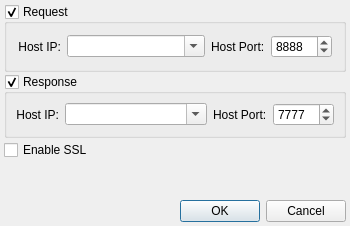
This is Multispeaker/MultiSpeaker/HttpOutEditor.ui in pnnl/ms-speak as Qt 5 draws it before an edit. The edited form follows.
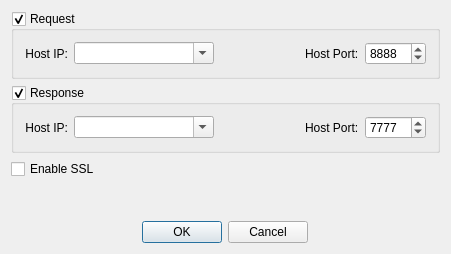
This is the edited form.

What changed in the file:
```diff
--- a/Multispeaker/MultiSpeaker/HttpOutEditor.ui
+++ b/Multispeaker/MultiSpeaker/HttpOutEditor.ui
@@ -6,43 +6,31 @@
    <rect>
     <x>0</x>
     <y>0</y>
-    <width>350</width>
-    <height>226</height>
+    <width>451</width>
+    <height>254</height>
    </rect>
   </property>
   <property name="windowTitle">
    <string>HttpOutEditor</string>
   </property>
-  <layout class="QVBoxLayout" name="verticalLayout_3">
-   <property name="spacing">
-    <number>2</number>
-   </property>
-   <property name="leftMargin">
-    <number>4</number>
-   </property>
-   <property name="topMargin">
-    <number>4</number>
-   </property>
-   <property name="rightMargin">
-    <number>4</number>
-   </property>
-   <property name="bottomMargin">
-    <number>4</number>
-   </property>
+  <layout class="QVBoxLayout" name="verticalLayout">
    <item>
     <widget class="QGroupBox" name="RequestGroup">
+     <property name="enabled">
+      <bool>true</bool>
+     </property>
+     <property name="autoFillBackground">
+      <bool>false</bool>
+     </property>
      <property name="title">
       <string>Request</string>
      </property>
      <property name="checkable">
       <bool>true</bool>
      </property>
-     <layout class="QVBoxLayout" name="verticalLayout">
-      <property name="spacing">
-       <number>2</number>
-      </property>
-      <item>
-       <layout class="QHBoxLayout" name="horizontalLayout">
+     <layout class="QGridLayout" name="gridLayout">
+      <item row="0" column="0">
+       <layout class="QHBoxLayout" name="horizontalLayout_2">
         <item>
          <widget class="QLabel" name="label_12">
           <property name="text">
@@ -56,16 +44,41 @@
         <item>
          <widget class="QComboBox" name="RequestHostIpEdit">
           <property name="sizePolicy">
-           <sizepolicy hsizetype="Expanding" vsizetype="Fixed">
+           <sizepolicy hsizetype="MinimumExpanding" vsizetype="Fixed">
             <horstretch>0</horstretch>
             <verstretch>0</verstretch>
            </sizepolicy>
           </property>
+          <property name="minimumSize">
+           <size>
+            <width>140</width>
+            <height>0</height>
+           </size>
+          </property>
+          <property name="maximumSize">
+           <size>
+            <width>145</width>
+            <height>16777215</height>
+           </size>
+          </property>
           <property name="editable">
            <bool>true</bool>
           </property>
          </widget>
         </item>
+        <item>
+         <spacer name="horizontalSpacer">
+          <property name="orientation">
+           <enum>Qt::Horizontal</enum>
+          </property>
+          <property name="sizeHint" stdset="0">
+           <size>
+            <width>40</width>
+            <height>20</height>
+           </size>
+          </property>
+         </spacer>
+        </item>
         <item>
          <widget class="QLabel" name="label_13">
           <property name="text">
@@ -76,11 +89,17 @@
         <item>
          <widget class="QSpinBox" name="RequestHostPortSpin">
           <property name="sizePolicy">
-           <sizepolicy hsizetype="Preferred" vsizetype="Fixed">
+           <sizepolicy hsizetype="Minimum" vsizetype="Fixed">
             <horstretch>0</horstretch>
             <verstretch>0</verstretch>
            </sizepolicy>
           </property>
+          <property name="maximumSize">
+           <size>
+            <width>80</width>
+            <height>16777215</height>
+           </size>
+          </property>
           <property name="maximum">
            <number>65535</number>
           </property>
@@ -102,24 +121,9 @@
      <property name="checkable">
       <bool>true</bool>
      </property>
-     <layout class="QVBoxLayout" name="verticalLayout_2">
-      <property name="spacing">
-       <number>2</number>
-      </property>
-      <property name="leftMargin">
-       <number>9</number>
-      </property>
-      <property name="topMargin">
-       <number>9</number>
-      </property>
-      <property name="rightMargin">
-       <number>9</number>
-      </property>
-      <property name="bottomMargin">
-       <number>9</number>
-      </property>
-      <item>
-       <layout class="QHBoxLayout" name="horizontalLayout_2">
+     <layout class="QGridLayout" name="gridLayout_2">
+      <item row="0" column="0">
+       <layout class="QHBoxLayout" name="horizontalLayout">
         <item>
          <widget class="QLabel" name="label_14">
           <property name="text">
@@ -133,16 +137,41 @@
         <item>
          <widget class="QComboBox" name="ResponseHostIpEdit">
           <property name="sizePolicy">
-           <sizepolicy hsizetype="Expanding" vsizetype="Fixed">
+           <sizepolicy hsizetype="MinimumExpanding" vsizetype="Fixed">
             <horstretch>0</horstretch>
             <verstretch>0</verstretch>
            </sizepolicy>
           </property>
+          <property name="minimumSize">
+           <size>
+            <width>140</width>
+            <height>0</height>
+           </size>
+          </property>
+          <property name="maximumSize">
+           <size>
+            <width>145</width>
+            <height>16777215</height>
+           </size>
+          </property>
           <property name="editable">
            <bool>true</bool>
           </property>
          </widget>
         </item>
+        <item>
+         <spacer name="horizontalSpacer_2">
+          <property name="orientation">
+           <enum>Qt::Horizontal</enum>
+          </property>
+          <property name="sizeHint" stdset="0">
+           <size>
+            <width>40</width>
+            <height>20</height>
+           </size>
+          </property>
+         </spacer>
+        </item>
         <item>
          <widget class="QLabel" name="label_15">
           <property name="text">
@@ -153,11 +182,17 @@
         <item>
          <widget class="QSpinBox" name="ResponseHostPortSpin">
           <property name="sizePolicy">
-           <sizepolicy hsizetype="Preferred" vsizetype="Fixed">
+           <sizepolicy hsizetype="Minimum" vsizetype="Fixed">
             <horstretch>0</horstretch>
             <verstretch>0</verstretch>
            </sizepolicy>
           </property>
+          <property name="maximumSize">
+           <size>
+            <width>80</width>
+            <height>16777215</height>
+           </size>
+          </property>
           <property name="maximum">
            <number>65535</number>
           </property>
@@ -192,11 +227,56 @@
     </spacer>
    </item>
    <item>
-    <widget class="QDialogButtonBox" name="buttonBox">
-     <property name="standardButtons">
-      <set>QDialogButtonBox::Cancel|QDialogButtonBox::Ok</set>
+    <layout class="QHBoxLayout" name="horizontalLayout_3">
+     <property name="spacing">
+      <number>6</number>
      </property>
-    </widget>
+     <item>
+      <spacer name="horizontalSpacer_4">
+       <property name="orientation">
+        <enum>Qt::Horizontal</enum>
+       </property>
+       <property name="sizeType">
+        <enum>QSizePolicy::Fixed</enum>
+       </property>
+       <property name="sizeHint" stdset="0">
+        <size>
+         <width>108</width>
+         <height>17</height>
+        </size>
+       </property>
+      </spacer>
+     </item>
+     <item>
+      <widget class="QDialogButtonBox" name="buttonBox">
+       <property name="sizePolicy">
+        <sizepolicy hsizetype="Fixed" vsizetype="Fixed">
+         <horstretch>0</horstretch>
+         <verstretch>0</verstretch>
+        </sizepolicy>
+       </property>
+       <property name="standardButtons">
+        <set>QDialogButtonBox::Cancel|QDialogButtonBox::Ok</set>
+       </property>
+      </widget>
+     </item>
+     <item>
+      <spacer name="horizontalSpacer_3">
+       <property name="orientation">
+        <enum>Qt::Horizontal</enum>
+       </property>
+       <property name="sizeType">
+        <enum>QSizePolicy::Fixed</enum>
+       </property>
+       <property name="sizeHint" stdset="0">
+        <size>
+         <width>108</width>
+         <height>17</height>
+        </size>
+       </property>
+      </spacer>
+     </item>
+    </layout>
    </item>
   </layout>
  </widget>
```
